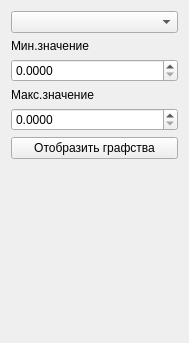
Qt form widgets/ddmFrictionDeltaFilterWidget.ui (alexeymarunin/ddm) before a commit.
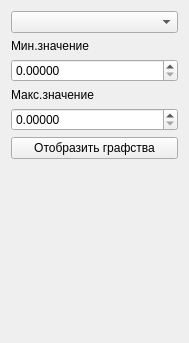
The same form after that commit. Icons and pictures are not drawn.

Patch:
```diff
--- a/widgets/ddmFrictionDeltaFilterWidget.ui
+++ b/widgets/ddmFrictionDeltaFilterWidget.ui
@@ -32,7 +32,7 @@
      <item>
       <widget class="QDoubleSpinBox" name="spinMinValue">
        <property name="decimals">
-        <number>4</number>
+        <number>5</number>
        </property>
        <property name="singleStep">
         <double>0.010000000000000</double>
@@ -49,7 +49,7 @@
      <item>
       <widget class="QDoubleSpinBox" name="spinMaxValue">
        <property name="decimals">
-        <number>4</number>
+        <number>5</number>
        </property>
        <property name="singleStep">
         <double>0.010000000000000</double>
```
